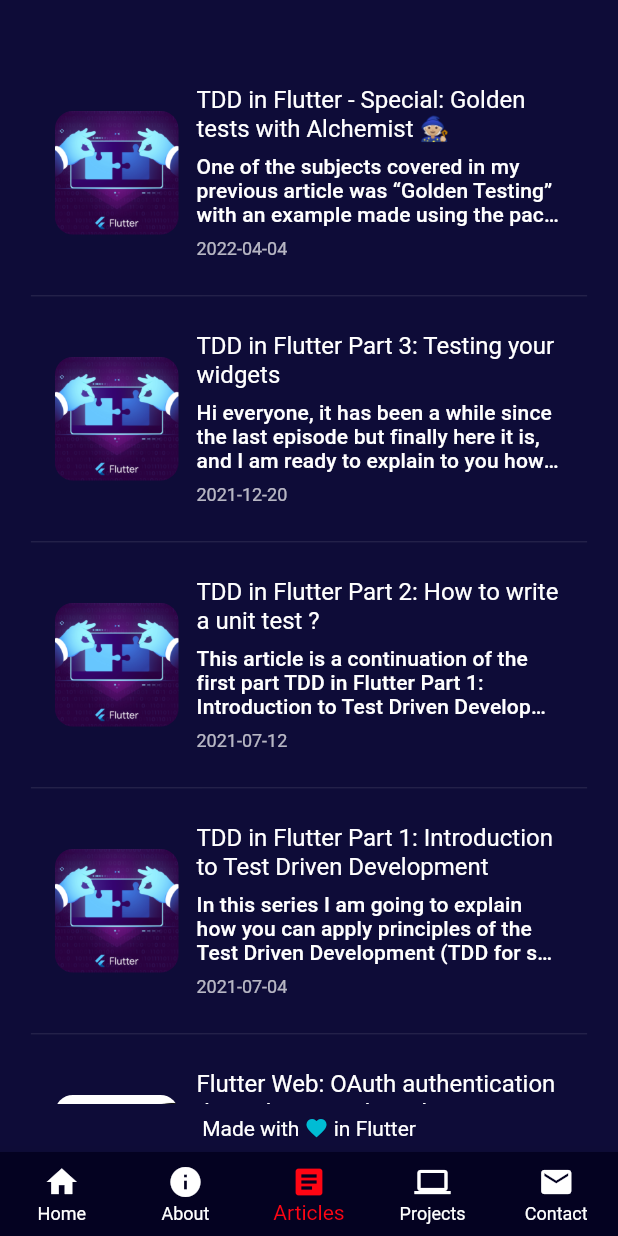
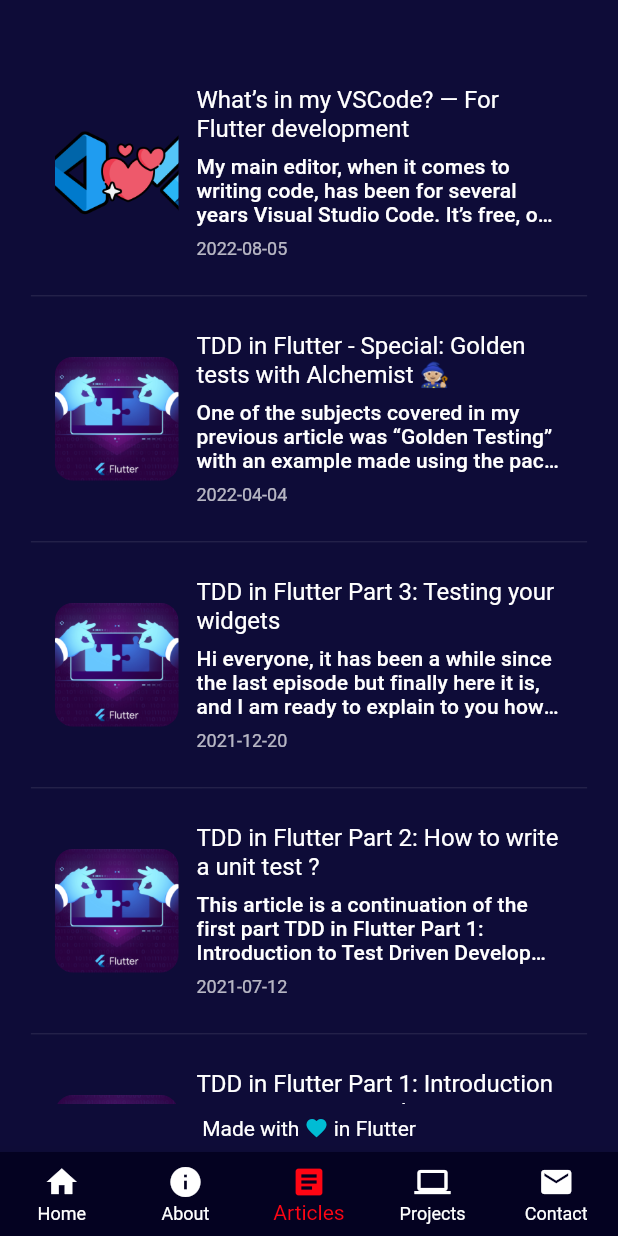
Before and after one commit to TesteurManiak/testeurmaniak.github.io, a Flutter app: the screen it shows after launch, item 3 of the bottom bar chosen, on a phone screen of 412 x 824 dp. Run offline on Flutter 3.47's test engine with Material 2 defaults, Android fonts, the phone set to English and light mode, and no system bars; our stand-ins replace go_router, rxdart.

Commit message:
added article

```diff
--- a/lib/core/articles.dart
+++ b/lib/core/articles.dart
@@ -2,6 +2,16 @@ import '../models/article_model.dart';
 import '../models/link_data.dart';
 
 const articles = <ArticleModel>[
+  ArticleModel(
+    title: "What’s in my VSCode? — For Flutter development",
+    description:
+        "My main editor, when it comes to writing code, has been for several years Visual Studio Code. It’s free, open-source and has a good plugin ecosystem so today, I’m going to showcase the different tools I’ve been using when coding in Dart & Flutter.",
+    link: LinkData.medium(
+      'https://itnext.io/whats-in-my-vscode-for-flutter-development-48ee88e0adaf',
+    ),
+    date: '2022-08-05',
+    assetImage: 'vscode_loves_flutter.png',
+  ),
   ArticleModel(
     title: 'TDD in Flutter - Special: Golden tests with Alchemist 🧙🏼',
     description:
```
Also changed, not shown: assets/articles/vscode_loves_flutter.png (added).
